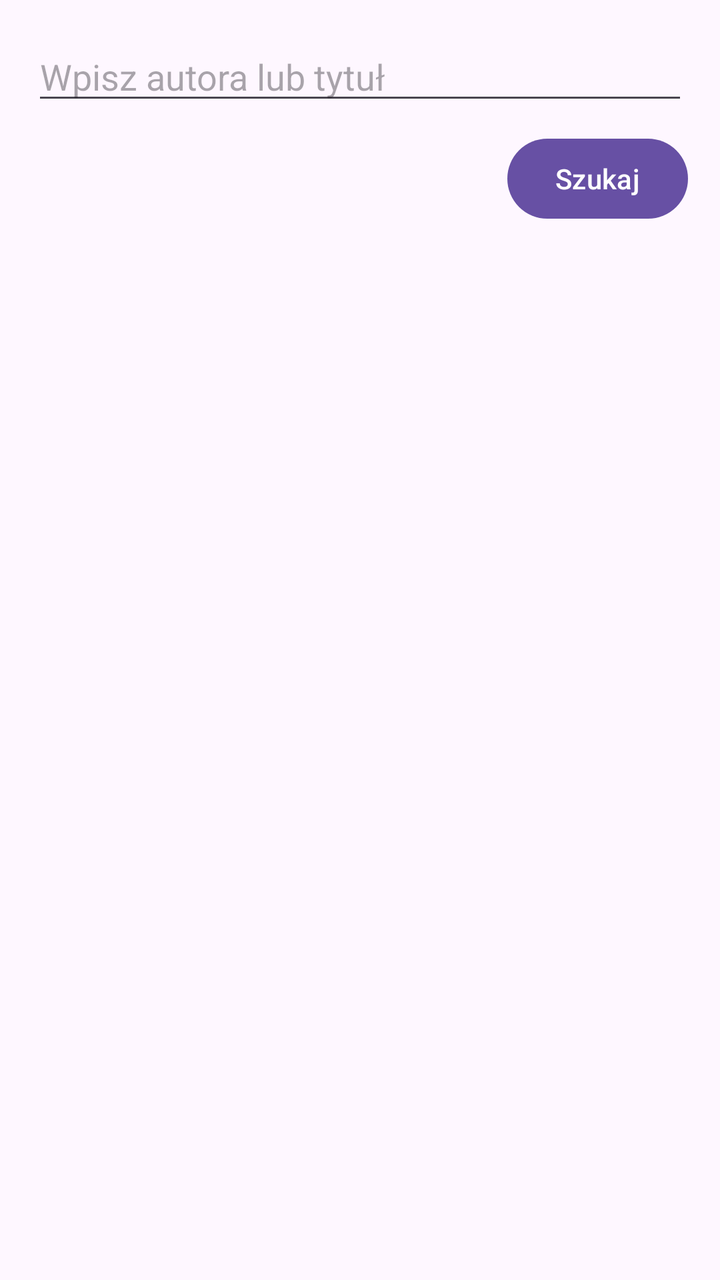
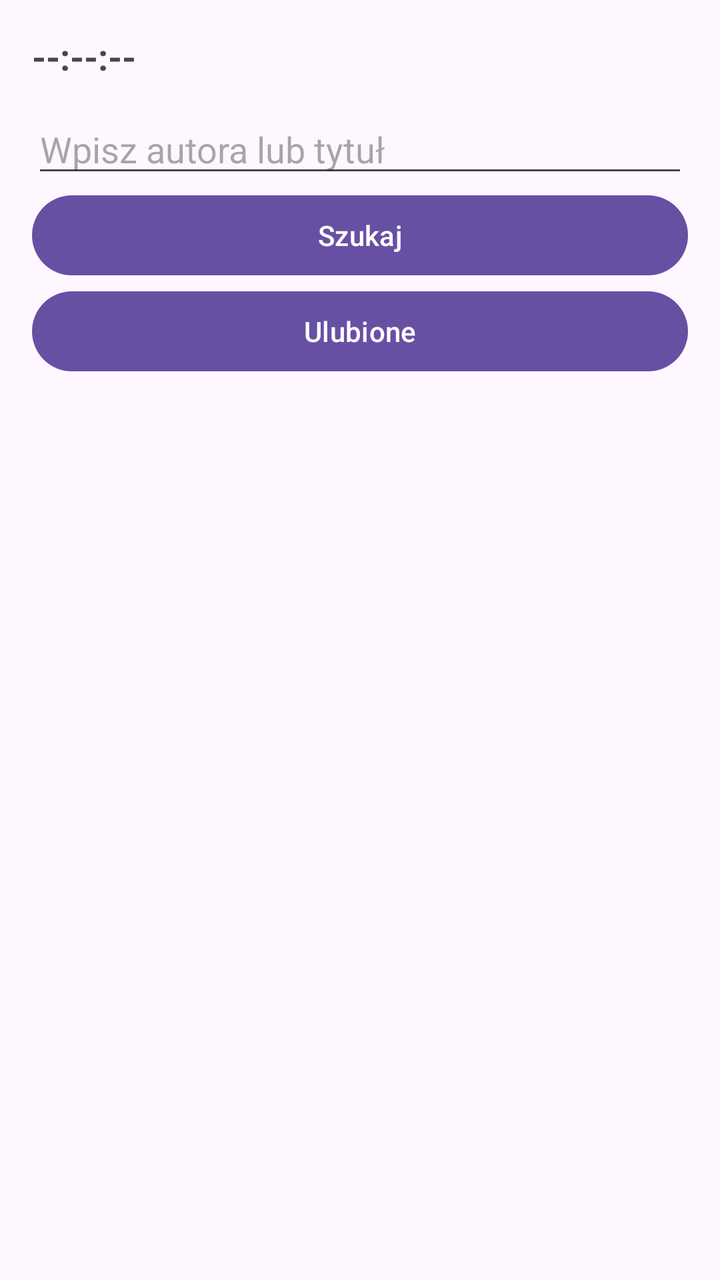

Screens rendered from an Android XML layout before and after an edit, with the pre-edit source and the edit as a unified diff.
<!-- AndroidManifest.xml: application theme Theme.Biblioteka -->
<!-- res/layout/activity_base.xml -->
<?xml version="1.0" encoding="utf-8"?>
<LinearLayout xmlns:android="http://schemas.android.com/apk/res/android"
    android:orientation="vertical"
    android:padding="16dp"
    android:layout_width="match_parent"
    android:layout_height="match_parent">

    <EditText
        android:id="@+id/searchEditText"
        android:layout_width="match_parent"
        android:layout_height="wrap_content"
        android:hint="Wpisz autora lub tytuł"
        android:imeOptions="actionSearch"
        android:inputType="text" />

    <Button
        android:id="@+id/searchButton"
        android:layout_width="wrap_content"
        android:layout_height="wrap_content"
        android:text="Szukaj"
        android:layout_gravity="end"
        android:layout_marginTop="8dp" />

    <androidx.recyclerview.widget.RecyclerView
        android:id="@+id/recyclerView"
        android:layout_width="match_parent"
        android:layout_height="0dp"
        android:layout_weight="1"
        android:layout_marginTop="16dp"/>

</LinearLayout>
<!-- resources referenced by this layout -->
<resources>
  <style name="Theme.Biblioteka" parent="Base.Theme.Biblioteka" />
  <style name="Base.Theme.Biblioteka" parent="Theme.Material3.DayNight.NoActionBar">
          
          
      </style>
</resources>

<!-- the commit's change to res/layout/activity_base.xml (unified diff, before → after) -->
@@ -1,31 +1,41 @@
 <?xml version="1.0" encoding="utf-8"?>
 <LinearLayout xmlns:android="http://schemas.android.com/apk/res/android"
+    android:layout_width="match_parent"
+    android:layout_height="match_parent"
     android:orientation="vertical"
-    android:padding="16dp"
-    android:layout_width="match_parent"
-    android:layout_height="match_parent">
+    android:padding="16dp">
+
+    <TextView
+        android:id="@+id/timeTextView"
+        android:layout_width="wrap_content"
+        android:layout_height="wrap_content"
+        android:text="--:--:--"
+        android:textSize="18sp"
+        android:textStyle="bold"
+        android:layout_marginBottom="12dp" />
 
     <EditText
         android:id="@+id/searchEditText"
         android:layout_width="match_parent"
         android:layout_height="wrap_content"
-        android:hint="Wpisz autora lub tytuł"
-        android:imeOptions="actionSearch"
-        android:inputType="text" />
+        android:hint="Wpisz autora lub tytuł" />
 
     <Button
         android:id="@+id/searchButton"
-        android:layout_width="wrap_content"
+        android:layout_width="match_parent"
         android:layout_height="wrap_content"
-        android:text="Szukaj"
-        android:layout_gravity="end"
-        android:layout_marginTop="8dp" />
+        android:text="Szukaj" />
+
+    <Button
+        android:id="@+id/favoritesButton"
+        android:layout_width="match_parent"
+        android:layout_height="wrap_content"
+        android:text="Ulubione" />
 
     <androidx.recyclerview.widget.RecyclerView
         android:id="@+id/recyclerView"
         android:layout_width="match_parent"
         android:layout_height="0dp"
-        android:layout_weight="1"
-        android:layout_marginTop="16dp"/>
+        android:layout_weight="1" />
 
 </LinearLayout>
